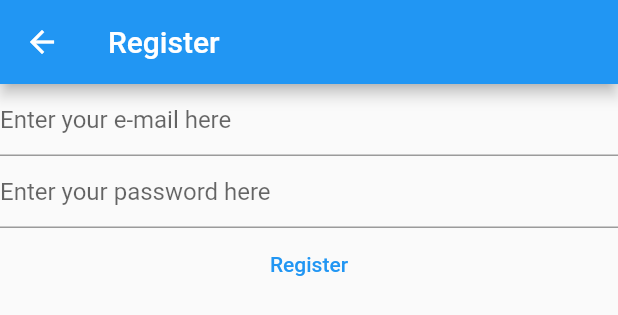
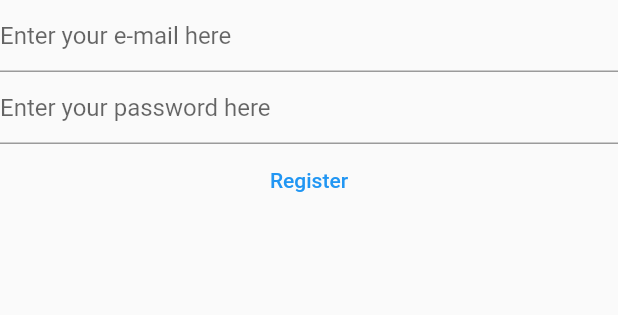
Before and after one commit to devprasad95/notes-app-firebase, a Flutter app: the RegisterView widget shown alone on an empty page, opened directly, on a phone screen of 412 x 824 dp. Shown: the top 315 px of the screen. Run offline on Flutter 3.47's test engine with Material 2 defaults, Android fonts, the phone set to English and light mode, and no system bars; our stand-ins replace firebase_auth, firebase_core; accounts and stored records are empty.

Commit message:
first step

```diff
--- a/lib/views/register_view.dart
+++ b/lib/views/register_view.dart
@@ -1,8 +1,5 @@
 import 'package:firebase_auth/firebase_auth.dart';
-import 'package:firebase_core/firebase_core.dart';
 import 'package:flutter/material.dart';
-
-import '../firebase_options.dart';
 
 class RegisterView extends StatefulWidget {
   const RegisterView({Key? key}) : super(key: key);
@@ -31,16 +28,6 @@ class _RegisterViewState extends State<RegisterView> {
 
   @override
   Widget build(BuildContext context) {
-    return Scaffold(
-      appBar: AppBar(
-        title: const Text('Register'),
-      ),
-      body: FutureBuilder(
-        future: Firebase.initializeApp(
-            options: DefaultFirebaseOptions.currentPlatform),
-        builder: (context, snapshot) {
-          switch (snapshot.connectionState) {
-            case ConnectionState.done:
     return Column(
       children: [
         TextField(
@@ -48,16 +35,15 @@ class _RegisterViewState extends State<RegisterView> {
           autocorrect: false,
           enableSuggestions: false,
           keyboardType: TextInputType.emailAddress,
-                    decoration: const InputDecoration(
-                        hintText: 'Enter your e-mail here'),
+          decoration: const InputDecoration(hintText: 'Enter your e-mail here'),
         ),
         TextField(
           controller: _password,
           obscureText: true,
           autocorrect: false,
           enableSuggestions: false,
-                    decoration: const InputDecoration(
-                        hintText: 'Enter your password here'),
+          decoration:
+              const InputDecoration(hintText: 'Enter your password here'),
         ),
         TextButton(
           onPressed: () async {
@@ -83,11 +69,5 @@ class _RegisterViewState extends State<RegisterView> {
         ),
       ],
     );
-            default:
-              return const Text('Loading...');
-          }
-        },
-      ),
-    );
   }
 }
```
Also changed, not shown: lib/main.dart (+12 -16 lines), lib/views/login_view.dart (+5 -25 lines). Lines whose indentation alone changed are shown as unchanged.
